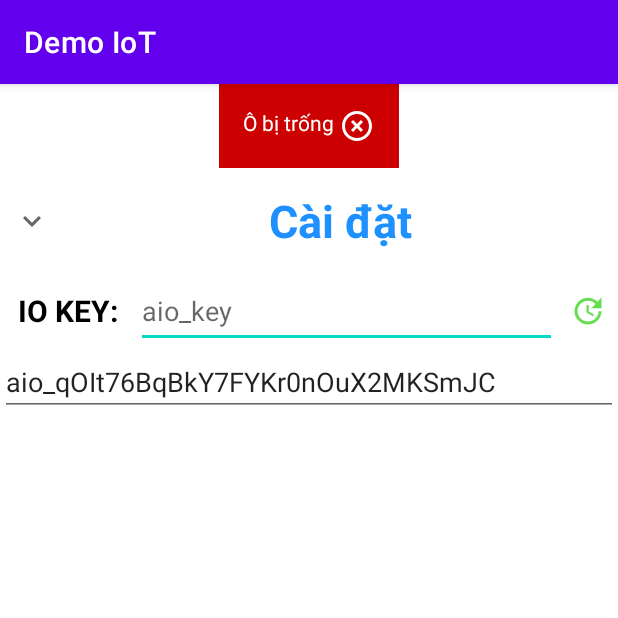
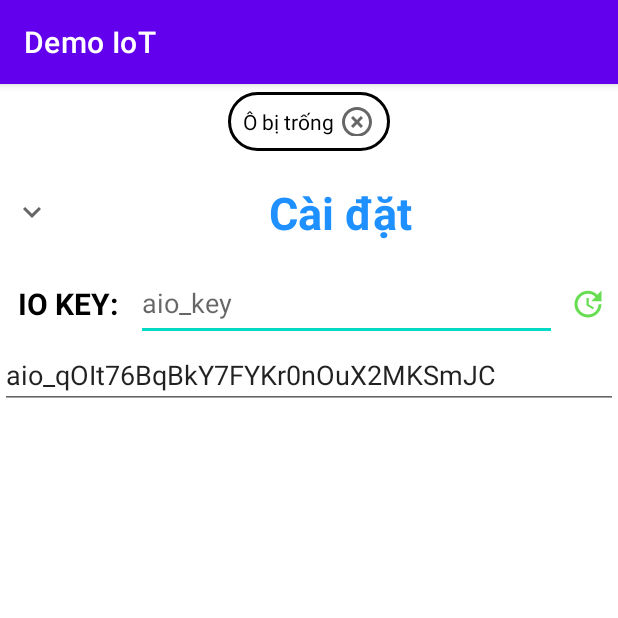
Before and after one commit to tienngo02/IOT_Project, an Android app: the SettingsActivity screen opened directly, with no data from a screen before it, after a tap on an icon or button, on a phone screen of 412 x 824 dp, the top half of it. Run offline under Robolectric (Android 15) with nearby library versions, the phone set to English and light mode, and no system bars; libraries missing offline, so code that uses them is left out: org.eclipse.paho.

Commit message:
update actuator, UI app

```diff
--- a/IOT_Project_App/DemoIoT/app/src/main/res/drawable/ic_baseline_highlight_off_24.xml
+++ b/IOT_Project_App/DemoIoT/app/src/main/res/drawable/ic_baseline_highlight_off_24.xml
@@ -1,5 +1,10 @@
-<vector android:height="24dp" android:tint="#FFFFFF"
-    android:viewportHeight="24" android:viewportWidth="24"
-    android:width="24dp" xmlns:android="http://schemas.android.com/apk/res/android">
-    <path android:fillColor="@android:color/white" android:pathData="M14.59,8L12,10.59 9.41,8 8,9.41 10.59,12 8,14.59 9.41,16 12,13.41 14.59,16 16,14.59 13.41,12 16,9.41 14.59,8zM12,2C6.47,2 2,6.47 2,12s4.47,10 10,10 10,-4.47 10,-10S17.53,2 12,2zM12,20c-4.41,0 -8,-3.59 -8,-8s3.59,-8 8,-8 8,3.59 8,8 -3.59,8 -8,8z"/>
+<vector xmlns:android="http://schemas.android.com/apk/res/android"
+    android:width="24dp"
+    android:height="24dp"
+    android:viewportWidth="24"
+    android:viewportHeight="24"
+    android:tint="?attr/colorControlNormal">
+  <path
+      android:fillColor="@android:color/white"
+      android:pathData="M14.59,8L12,10.59 9.41,8 8,9.41 10.59,12 8,14.59 9.41,16 12,13.41 14.59,16 16,14.59 13.41,12 16,9.41 14.59,8zM12,2C6.47,2 2,6.47 2,12s4.47,10 10,10 10,-4.47 10,-10S17.53,2 12,2zM12,20c-4.41,0 -8,-3.59 -8,-8s3.59,-8 8,-8 8,3.59 8,8 -3.59,8 -8,8z"/>
 </vector>
--- /dev/null
+++ b/IOT_Project_App/DemoIoT/app/src/main/res/drawable/red_border_background.xml
@@ -0,0 +1,8 @@
+<!-- res/drawable/border_background.xml -->
+<shape xmlns:android="http://schemas.android.com/apk/res/android">
+    <solid android:color="#FFFFFF"/> <!-- Background color, change as needed -->
+    <stroke
+        android:width="2dp"
+        android:color="#000000"/> <!-- Border color, change as needed -->
+    <corners android:radius="20dp"/> <!-- Border corner radius, optional -->
+</shape>
--- a/IOT_Project_App/DemoIoT/app/src/main/res/layout/activity_settings.xml
+++ b/IOT_Project_App/DemoIoT/app/src/main/res/layout/activity_settings.xml
@@ -12,23 +12,26 @@
         android:layout_width="wrap_content"
         android:layout_height="wrap_content"
         android:layout_gravity="center"
-        android:background="@android:color/holo_red_dark"
-        android:padding="16dp"
-        android:visibility="gone">
+        android:visibility="gone"
+        android:layout_margin="5dp"
+        android:background="@drawable/red_border_background"
+        android:padding="10dp">
 
         <TextView
             android:id="@+id/textErrorMessageSettings"
             android:layout_width="wrap_content"
             android:layout_height="wrap_content"
             android:text="Đã xảy ra lỗi! "
-            android:textColor="#FFFFFF" />
+
+            android:textColor="#000000" />
 
         <ImageButton
             android:id="@+id/btnErrorSettings"
-            android:layout_width="wrap_content"
-            android:layout_height="wrap_content"
+            android:layout_width="0dp"
+            android:layout_height="match_parent"
+            android:layout_gravity="center"
             android:layout_weight="1"
-            android:background="@android:color/holo_red_dark"
+            android:background="@color/white"
             android:src="@drawable/ic_baseline_highlight_off_24" />
     </LinearLayout>
 
```
Also changed, not shown: IOT_Project_App/DemoIoT/app/src/main/java/bku/iot/demoiot/MainActivity.java (+7 -7 lines), IOT_Project_App/DemoIoT/app/src/main/res/layout/activity_main.xml (+8 -5 lines), IOT_Project_App/DemoIoT/app/src/main/res/layout/statistic_layout.xml (+9 -11 lines), 2 other files.
